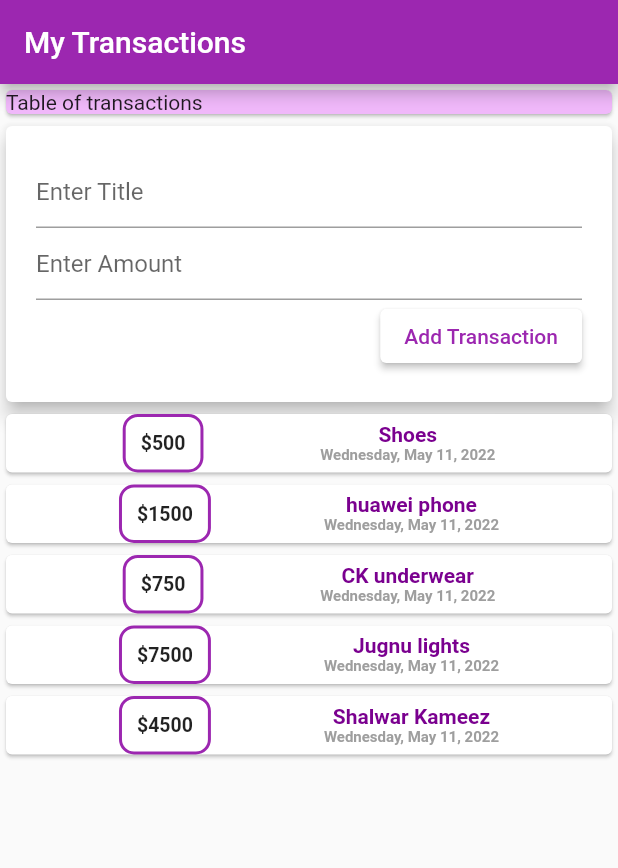
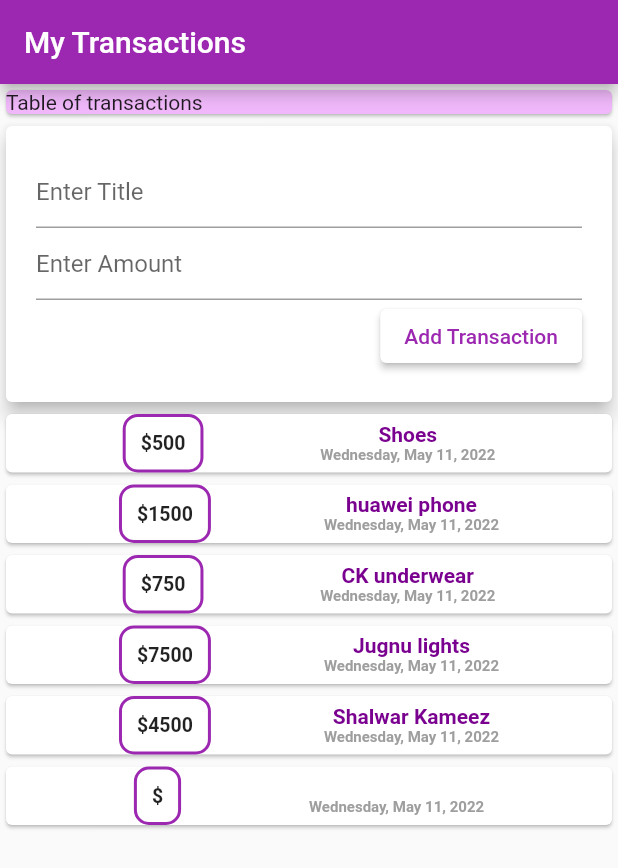
Before and after one commit to Hami0095/TransaKeeper, a Flutter app: the screen it shows after launch, after a tap on "Add Transaction", on a phone screen of 412 x 824 dp. Shown: the top 868 px of the screen. Run offline on Flutter 3.47's test engine with Material 2 defaults, Android fonts, the phone set to English and light mode, and no system bars.

Commit message:
Add New Transactions Implemented

```diff
--- a/lib/models/transactions.dart
+++ b/lib/models/transactions.dart
@@ -2,7 +2,7 @@ import 'package:flutter/material.dart';
 
 class Transactions {
   // amount transacted
-  double amount;
+  String amount;
   // date
   DateTime dateTime;
   // id:
--- a/lib/pages/homepage.dart
+++ b/lib/pages/homepage.dart
@@ -1,64 +1,30 @@
 import 'package:flutter/material.dart';
-import 'package:transactioner/widgets/transactions_list.dart';
+import 'package:transactioner/widgets/user_transactions.dart';
 
 // ignore: must_be_immutable
 class HomePage extends StatelessWidget {
-  HomePage({Key? key}) : super(key: key);
+  const HomePage({Key? key}) : super(key: key);
 
-  String? titleInput, amountInput;
   @override
   Widget build(BuildContext context) {
     return Scaffold(
       appBar: AppBar(
         title: const Text('My Transactions'),
       ),
-      body: Column(
+      body: SingleChildScrollView(
+        child: Column(
           mainAxisAlignment: MainAxisAlignment.start,
           crossAxisAlignment: CrossAxisAlignment.stretch,
-        children: [
-          const Card(
+          children: const [
+            Card(
               color: Color.fromARGB(255, 240, 184, 250),
               child: Text('Table of transactions'),
             ),
             // Box to add new transaction:
-          Card(
-            elevation: 5,
-            child: Container(
-              padding: const EdgeInsets.all(20),
-              child: Column(
-                crossAxisAlignment: CrossAxisAlignment.end,
-                children: [
-                  TextField(
-                    decoration: const InputDecoration(
-                      hintText: 'Enter Title',
-                    ),
-                    onChanged: (val) => titleInput = val,
-                  ),
-                  TextField(
-                    decoration: const InputDecoration(
-                      hintText: 'Enter Amount',
-                    ),
-                    onChanged: (val) {
-                      amountInput = val;
-                    },
-                  ),
-                  ElevatedButton(
-                    onPressed: () {},
-                    //style: ButtonStyle(foregroundColor: ),
-                    style: ElevatedButton.styleFrom(
-                      primary: Colors.white,
-                      onPrimary: Colors.purple,
-                    ),
-                    child: const Text('Add Transaction'),
-                  ),
+            // To-Do add UserTransactions Widget
+            UserTransactions(),
           ],
         ),
-            ),
-          ),
-          // ---------------------------------------------------------------------
-          // To-Do: add transactionsList()
-          const TransactionList(),
-        ],
       ),
     );
   }
--- /dev/null
+++ b/lib/widgets/new_transactions.dart
@@ -0,0 +1,56 @@
+import 'package:flutter/material.dart';
+import 'package:transactioner/models/transactions.dart';
+
+class NewTransaction extends StatelessWidget {
+  final Function addTx;
+
+  NewTransaction({
+    Key? key,
+    required this.addTx,
+  }) : super(key: key);
+
+  final amountController = TextEditingController();
+  final titleController = TextEditingController();
+  // String amountInput = ' ', titleInput = ' ';
+  @override
+  Widget build(BuildContext context) {
+    return Card(
+      elevation: 5,
+      child: Container(
+        padding: const EdgeInsets.all(20),
+        child: Column(
+          crossAxisAlignment: CrossAxisAlignment.end,
+          children: [
+            TextField(
+              decoration: const InputDecoration(
+                hintText: 'Enter Title',
+              ),
+              controller: titleController,
+            ),
+            TextField(
+              decoration: const InputDecoration(
+                hintText: 'Enter Amount',
+              ),
+              controller: amountController,
+            ),
+            ElevatedButton(
+              onPressed: () {
+                addTx(
+                  titleController.text,
+                  amountController.text,
+                );
+              },
+
+              //style: ButtonStyle(foregroundColor: ),
+              style: ElevatedButton.styleFrom(
+                primary: Colors.white,
+                onPrimary: Colors.purple,
+              ),
+              child: const Text('Add Transaction'),
+            ),
+          ],
+        ),
+      ),
+    );
+  }
+}
--- a/lib/widgets/transactions_list.dart
+++ b/lib/widgets/transactions_list.dart
@@ -1,51 +1,23 @@
 import 'package:flutter/material.dart';
 import 'package:intl/intl.dart';
+
 import '../models/transactions.dart';
 
-class TransactionList extends StatefulWidget {
-  const TransactionList({Key? key}) : super(key: key);
+class TransactionList extends StatelessWidget {
+  final List<Transactions> transactions;
+  const TransactionList({
+    Key? key,
+    required this.transactions,
+  }) : super(key: key);
 
   @override
-  State<TransactionList> createState() => _TransactionListState();
-}
-
-class _TransactionListState extends State<TransactionList> {
-  final List<Transactions> _userTransactions = [
-    Transactions(
-      amount: 500,
-      dateTime: DateTime.now(),
-      id: 't1',
-      title: 'Shoes',
-    ),
-    Transactions(
-      amount: 1500,
-      dateTime: DateTime.now(),
-      id: 't2',
-      title: 'huawei phone',
-    ),
-    Transactions(
-      amount: 750,
-      dateTime: DateTime.now(),
-      id: 't3',
-      title: 'CK underwear',
-    ),
-    Transactions(
-      amount: 7500,
-      dateTime: DateTime.now(),
-      id: 't4',
-      title: 'Jugnu lights',
-    ),
-    Transactions(
-      amount: 4500,
-      dateTime: DateTime.now(),
-      id: 't5',
-      title: 'Shalwar Kameez',
-    ),
-  ];
-  @override
   Widget build(BuildContext context) {
-    return Column(
-      children: _userTransactions.map((tx) {
+    return Container(
+      height: 500,
+      child: ListView.builder(
+        scrollDirection: Axis.vertical,
+        itemCount: transactions.length,
+        itemBuilder: (ctx, index) {
           return Card(
             //color: Colors.blueAccent,
             child: Row(
@@ -63,7 +35,7 @@ class _TransactionListState extends State<TransactionList> {
                   ),
                   padding: const EdgeInsets.all(10),
                   child: Text(
-                  '\$' + tx.amount.floor().toString(),
+                    '\$' + transactions[index].amount,
                     style: const TextStyle(
                       fontSize: 13,
                       fontWeight: FontWeight.bold,
@@ -74,7 +46,7 @@ class _TransactionListState extends State<TransactionList> {
                 Column(
                   children: [
                     Text(
-                    tx.title,
+                      transactions[index].title,
                       style: const TextStyle(
                         color: Color.fromARGB(255, 122, 0, 143),
                         fontWeight: FontWeight.bold,
@@ -82,7 +54,8 @@ class _TransactionListState extends State<TransactionList> {
                     ),
                     //const SizedBox(height: 20),
                     Text(
-                    DateFormat.yMMMMEEEEd().format(tx.dateTime),
+                      DateFormat.yMMMMEEEEd()
+                          .format(transactions[index].dateTime),
                       style: const TextStyle(
                         color: Colors.grey,
                         fontSize: 10,
@@ -91,11 +64,11 @@ class _TransactionListState extends State<TransactionList> {
                     ),
                   ],
                 ),
-              // this is the add new transaction button - Section
               ],
             ),
           );
-      }).toList(),
+        },
+      ),
     );
   }
 }
--- /dev/null
+++ b/lib/widgets/user_transactions.dart
@@ -0,0 +1,73 @@
+import 'package:flutter/material.dart';
+import 'package:transactioner/widgets/transactions_list.dart';
+
+import '../models/transactions.dart';
+import 'new_transactions.dart';
+
+class UserTransactions extends StatefulWidget {
+  const UserTransactions({Key? key}) : super(key: key);
+
+  @override
+  State<UserTransactions> createState() => _UserTransactionsState();
+}
+
+class _UserTransactionsState extends State<UserTransactions> {
+  final List<Transactions> _userTransactions = [
+    Transactions(
+      amount: "500",
+      dateTime: DateTime.now(),
+      id: 't1',
+      title: 'Shoes',
+    ),
+    Transactions(
+      amount: "1500",
+      dateTime: DateTime.now(),
+      id: 't2',
+      title: 'huawei phone',
+    ),
+    Transactions(
+      amount: "750",
+      dateTime: DateTime.now(),
+      id: 't3',
+      title: 'CK underwear',
+    ),
+    Transactions(
+      amount: "7500",
+      dateTime: DateTime.now(),
+      id: 't4',
+      title: 'Jugnu lights',
+    ),
+    Transactions(
+      amount: "4500",
+      dateTime: DateTime.now(),
+      id: 't5',
+      title: 'Shalwar Kameez',
+    ),
+  ];
+
+  void addNewTransaction(String txTitle, String txAmount) {
+    final newTx = Transactions(
+      amount: txAmount,
+      dateTime: DateTime.now(),
+      id: DateTime.now.toString(),
+      title: txTitle,
+    );
+    setState(() {
+      _userTransactions.add(newTx);
+    });
+  }
+
+  @override
+  Widget build(BuildContext context) {
+    return Column(
+      children: <Widget>[
+        NewTransaction(
+          addTx: addNewTransaction,
+        ),
+        TransactionList(
+          transactions: _userTransactions,
+        ),
+      ],
+    );
+  }
+}
```
Lines whose indentation alone changed are shown as unchanged.
